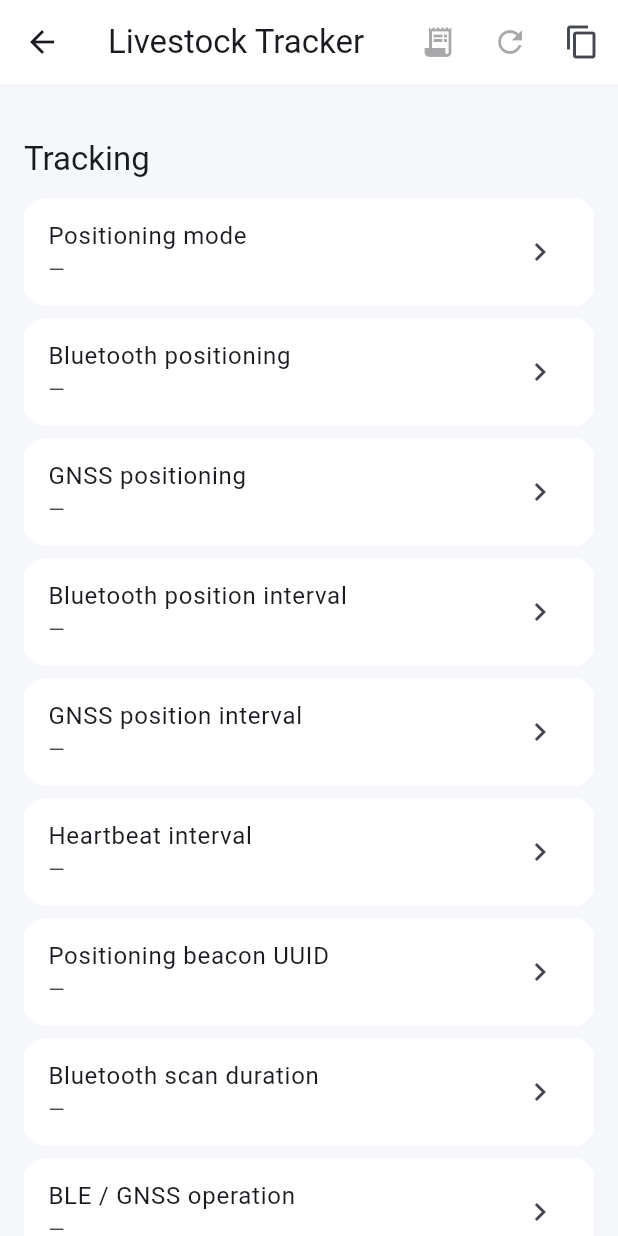
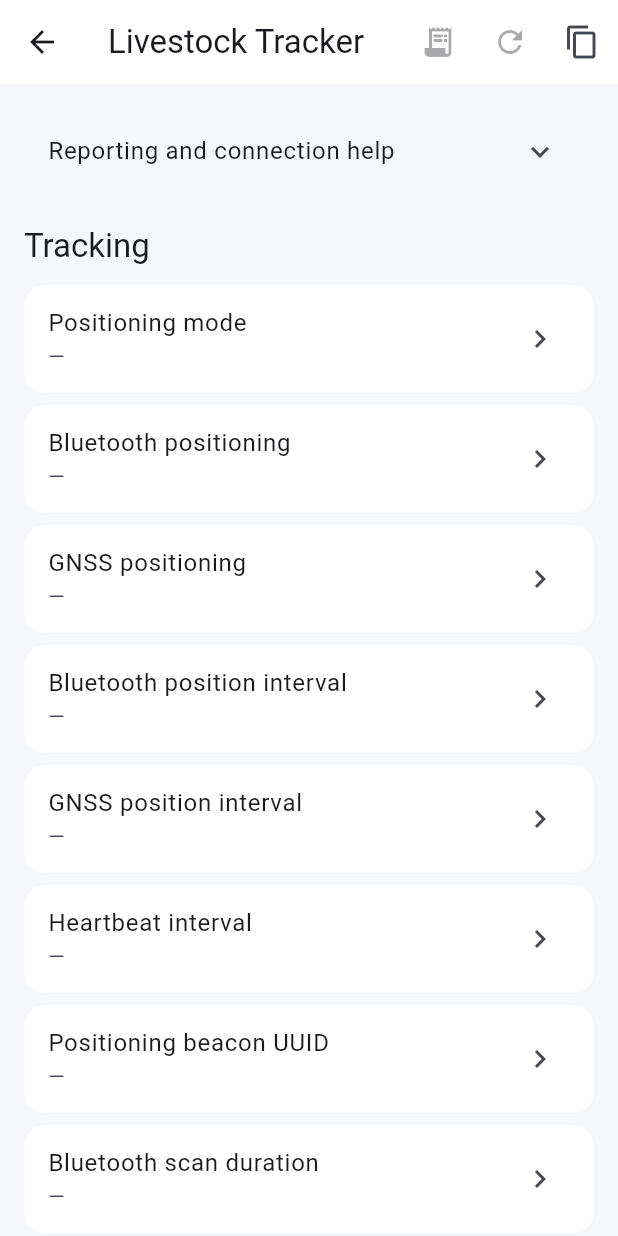
Before and after one commit to laytonohan211-jpg/lansitec-ble-windows, a Flutter app: the LivestockSetupPage screen opened directly, on a phone screen of 412 x 824 dp. Run offline on Flutter 3.47's test engine with Material 3 defaults, Android fonts, the phone set to English and light mode, and no system bars; drawn by our look-alikes of toastification; our stand-ins replace dio, equatable, flutter_bloc, flutter_blue_plus, get_it, go_router and 5 more; accounts and stored records are empty.

Commit message:
Expose transport-appropriate reporting guidance across LoRaWAN product profiles

```diff
--- a/lib/modules/guided/livestock_setup_page.dart
+++ b/lib/modules/guided/livestock_setup_page.dart
@@ -175,6 +175,7 @@ class _LivestockSetupPageState extends State<LivestockSetupPage> {
     appBar:AppBar(title:const Text('Livestock Tracker'),actions:[logDebugButton(context,widget.device,field('ff86'),busy:busy),IconButton(tooltip:'Refresh',onPressed:busy||!connected?null:readAll,icon:const Icon(Icons.refresh)),IconButton(tooltip:'Copy diagnostics',onPressed:()async{await Clipboard.setData(ClipboardData(text:['Ls BLE Guided 1.6.2', 'Model: LoRaWAN Livestock Tracker', 'Device: ${widget.device?.platformName}', 'ID: ${widget.device?.remoteId.str}', 'Info: $info',status,...history].join('\n')));},icon:const Icon(Icons.copy))]),
     body:ListView(padding:const EdgeInsets.all(16),children:[
       if(busy)const LinearProgressIndicator(),
+        const ExpansionTile(title: Text('Reporting and connection help'), children: [Padding(padding: EdgeInsets.all(12), child: Text('A Bluetooth connection confirms only the local link. Check LoRaWAN join and uplink reception separately in your network server. For devices with GNSS, heartbeat does not guarantee a new position: check positioning enable, reporting interval and search duration, then verify a timestamped fix outdoors. Use downlinks for this model and transport; do not copy cellular MQTT commands. If reports are missing, copy diagnostics and Log & Debug messages and email alessandro.paperi@lansitec.com with model, firmware and time of the issue.'))]),
       if(status.isNotEmpty)Padding(padding:const EdgeInsets.symmetric(vertical:12),child:SelectableText(status)),
       for(final entry in info.entries)ListTile(title:Text(infoLabels[entry.key]!),subtitle:Text(entry.value),trailing:entry.key=='ff82' && bandMaximum>0?const Icon(Icons.edit):null,onTap:entry.key=='ff82' && bandMaximum>0 && !busy?editBand:null),
       for(final group in livestockParameters.map((p)=>p.group).toSet())...[
--- a/lib/modules/guided/lorawan_setup_page.dart
+++ b/lib/modules/guided/lorawan_setup_page.dart
@@ -173,6 +173,7 @@ class _LoRaSetupPageState extends State<LoRaSetupPage> {
         Text(widget.device.platformName, style: Theme.of(context).textTheme.titleLarge),
         const SizedBox(height: 12),
         if (busy) const LinearProgressIndicator(),
+        const ExpansionTile(title: Text('Reporting and connection help'), children: [Padding(padding: EdgeInsets.all(12), child: Text('A Bluetooth connection confirms only the local link. Check LoRaWAN join and uplink reception separately in your network server. For devices with GNSS, heartbeat does not guarantee a new position: check positioning enable, reporting interval and search duration, then verify a timestamped fix outdoors. Use downlinks for this model and transport; do not copy cellular MQTT commands. If reports are missing, copy diagnostics and Log & Debug messages and email alessandro.paperi@lansitec.com with model, firmware and time of the issue.'))]),
         SelectableText(status),
         ListTile(leading:const Icon(Icons.battery_std), title:const Text('Battery'), subtitle:Text(battery??'Not available')),
         const SizedBox(height: 16),
```
